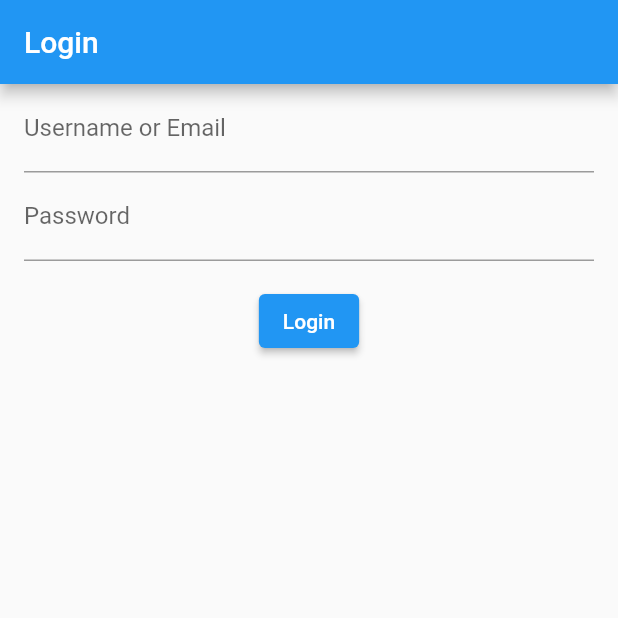
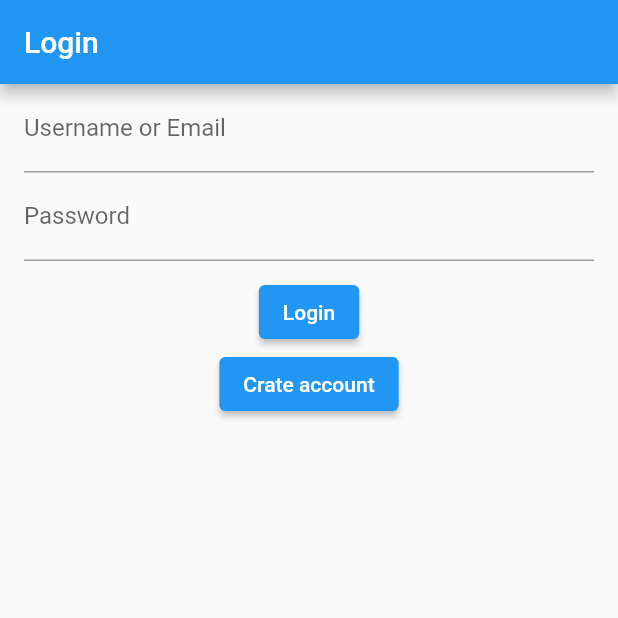
Before and after one commit to macielti/gandalf, a Flutter app: the screen it shows after launch, on a phone screen of 412 x 824 dp, the top half of it. Run offline on Flutter 3.47's test engine with Material 2 defaults, Android fonts, the phone set to English and light mode, and no system bars; our stand-ins replace dartz, equatable, jwt_decoder.

Commit message:
add create account button

```diff
--- a/lib/features/authentication/presentation/pages/login_page.dart
+++ b/lib/features/authentication/presentation/pages/login_page.dart
@@ -44,6 +44,7 @@ class LoginPage extends StatelessWidget {
                   return null;
                 },
               ),
+              SizedBox(height: 10),
               ButtonLoadingIndicator(
                 onPressed: () {
                   if (formKey.currentState!.validate()) {
@@ -54,6 +55,10 @@ class LoginPage extends StatelessWidget {
                 },
                 child: Text('Login'),
               ),
+              ButtonLoadingIndicator(
+                onPressed: () {},
+                child: Text('Crate account'),
+              )
             ],
           ),
         ),
--- a/lib/features/authentication/presentation/widgets/button_loading_indicator.dart
+++ b/lib/features/authentication/presentation/widgets/button_loading_indicator.dart
@@ -13,13 +13,11 @@ class ButtonLoadingIndicator extends StatelessWidget {
 
   @override
   Widget build(BuildContext context) {
-    return Padding(
-        padding: const EdgeInsets.all(16.0),
-        child: !loading
-            ? ElevatedButton(
-                onPressed: onPressed,
-                child: child,
-              )
-            : CircularProgressIndicator());
+    return !loading
+        ? ElevatedButton(
+            onPressed: onPressed,
+            child: child,
+          )
+        : CircularProgressIndicator();
   }
 }
```
